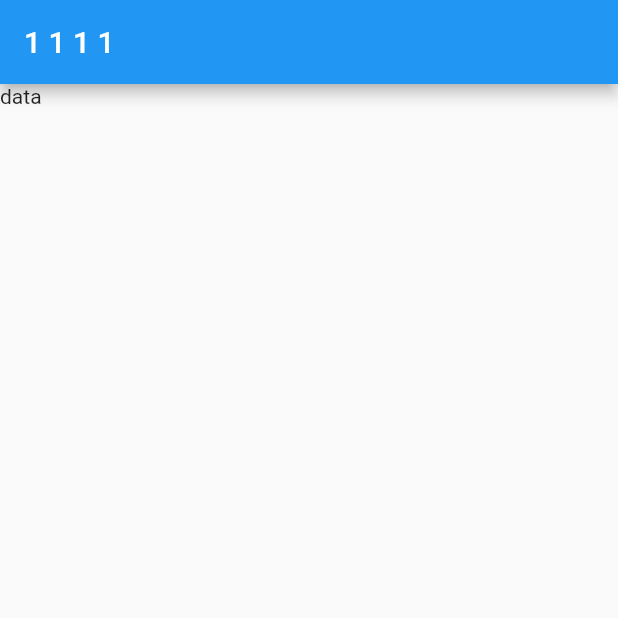
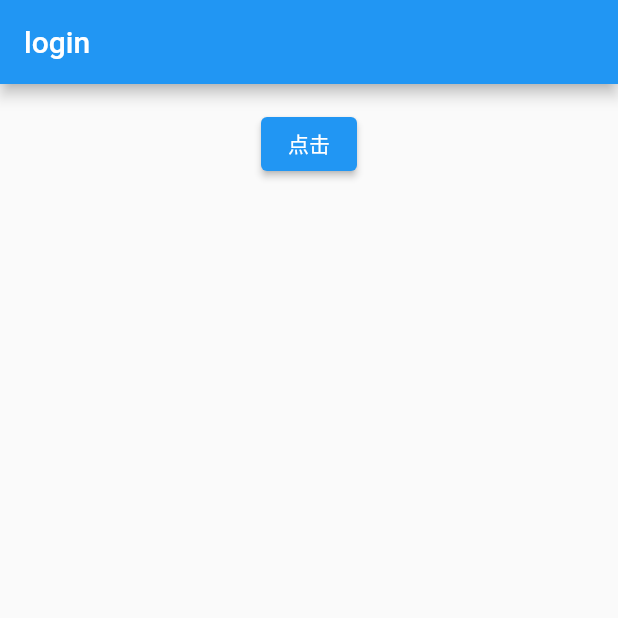
Before and after one commit to AlexanderYeah/FlutterWooDemo, a Flutter app: the screen it shows after launch, on a phone screen of 412 x 824 dp, the top half of it. Run offline on Flutter 3.47's test engine with Material 2 defaults, Android fonts, the phone set to English and light mode, and no system bars; our stand-ins replace get.

Commit message:
使用getx，逻辑，数据，视图 进行分离

```diff
--- /dev/null
+++ b/flutter_woo_demo/lib/common/routers/pages.dart
@@ -0,0 +1,13 @@
+import 'package:flutter_woo_demo/pages/login/index.dart';
+import 'package:get/get.dart';
+
+// Binding 类是一个将依赖注入进行分离，同时“绑定”到 状态管理器Controller 和 路由管理器中，
+//简单说，就是把UI 中的 控制器实例化部分抽离出来了，抽离时需要实现 Bindings 类
+
+// 路由信息
+class RoutePages {
+  static List<GetPage> list = [
+    //
+    GetPage(name: "/", page: () => const LoginPage(), binding: LoginBinding())
+  ];
+}
--- a/flutter_woo_demo/lib/main.dart
+++ b/flutter_woo_demo/lib/main.dart
@@ -1,4 +1,8 @@
 import 'package:flutter/material.dart';
+
+import 'package:get/get.dart';
+
+import 'common/routers/pages.dart';
 
 void main() {
   runApp(const MyApp());
@@ -6,17 +10,16 @@ void main() {
 
 class MyApp extends StatelessWidget {
   const MyApp({super.key});
-
   // This widget is the root of your application.
   @override
   Widget build(BuildContext context) {
-    return MaterialApp(
-      title: 'Flutter Demo',
-      theme: ThemeData(
-        primarySwatch: Colors.blue,
-      ),
-      home: const MyHomePage(title: '1 1 1 1'),
-    );
+    return GetMaterialApp(
+        title: 'Flutter Demo',
+        theme: ThemeData(
+          primaryColor: Colors.blue,
+        ),
+        initialRoute: "/",
+        getPages: RoutePages.list);
   }
 }
 
--- /dev/null
+++ b/flutter_woo_demo/lib/pages/login/bindings.dart
@@ -0,0 +1,10 @@
+import 'package:get/get.dart';
+
+import 'controller.dart';
+
+class LoginBinding implements Bindings {
+  @override
+  void dependencies() {
+    Get.lazyPut<LoginController>(() => LoginController());
+  }
+}
--- /dev/null
+++ b/flutter_woo_demo/lib/pages/login/state.dart
@@ -0,0 +1,8 @@
+import 'package:get/get.dart';
+
+class LoginState {
+  // title
+  final _title = "".obs;
+  set title(value) => _title.value = value;
+  get title => _title.value;
+}
--- /dev/null
+++ b/flutter_woo_demo/lib/pages/login/view.dart
@@ -0,0 +1,40 @@
+import 'package:flutter/material.dart';
+import 'package:get/get.dart';
+
+import 'index.dart';
+import 'widgets/widgets.dart';
+
+class LoginPage extends GetView<LoginController> {
+  const LoginPage({Key? key}) : super(key: key);
+
+  // 主视图
+  Widget _buildView() {
+    return Center(
+      child: Column(
+        children: [
+          const HelloWidget(),
+          ElevatedButton(
+            onPressed: () {
+              controller.onTap(DateTime.now().microsecondsSinceEpoch);
+            },
+            child: const Text("点击"),
+          )
+        ],
+      ),
+    );
+  }
+
+  @override
+  Widget build(BuildContext context) {
+    return GetBuilder<LoginController>(
+      builder: (_) {
+        return Scaffold(
+          appBar: AppBar(title: const Text("login")),
+          body: SafeArea(
+            child: _buildView(),
+          ),
+        );
+      },
+    );
+  }
+}
--- /dev/null
+++ b/flutter_woo_demo/lib/pages/login/widgets/hello.dart
@@ -0,0 +1,16 @@
+import 'package:flutter/material.dart';
+import 'package:get/get.dart';
+
+import '../index.dart';
+
+/// hello
+class HelloWidget extends GetView<LoginController> {
+  const HelloWidget({Key? key}) : super(key: key);
+
+  @override
+  Widget build(BuildContext context) {
+    return Center(
+      child: Obx(() => Text(controller.state.title)),
+    );
+  }
+}
--- /dev/null
+++ b/flutter_woo_demo/lib/pages/login/widgets/widgets.dart
@@ -0,0 +1,3 @@
+library widgets;
+
+export './hello.dart';
--- a/flutter_woo_demo/pubspec.yaml
+++ b/flutter_woo_demo/pubspec.yaml
@@ -46,6 +46,7 @@ dev_dependencies:
   # package. See that file for information about deactivating specific lint
   # rules and activating additional ones.
   flutter_lints: ^2.0.0
+  get: ^4.6.5
 
 # For information on the generic Dart part of this file, see the
 # following page: https://dart.dev/tools/pub/pubspec
```
Also changed, not shown: flutter_woo_demo/lib/pages/login/controller.dart (added, +46 -0 lines), flutter_woo_demo/lib/pages/login/index.dart (added, +26 -0 lines), flutter_woo_demo/pubspec.lock.
